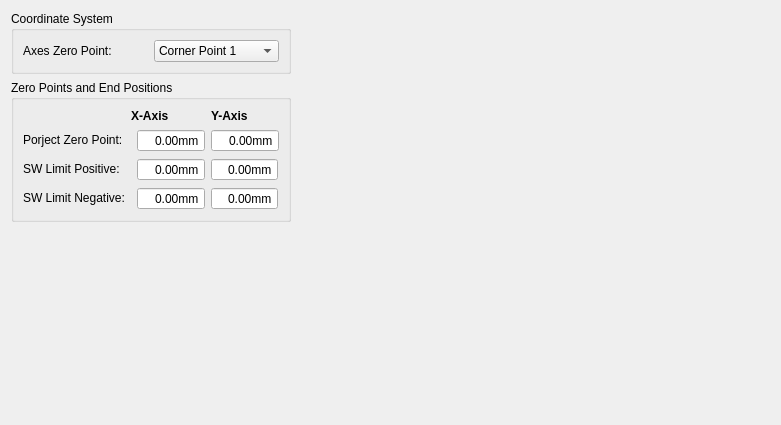
Before: the Qt Designer form source/wnd/h2measurement.ui in ww4u/mct-t4, drawn with Qt 5.
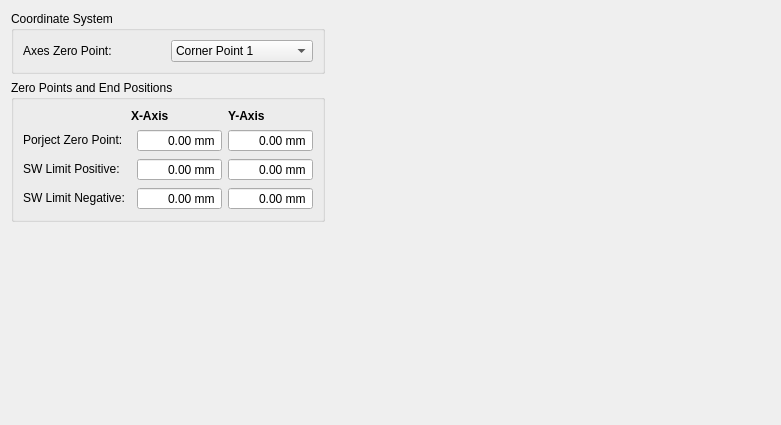
After: the same form once the commit is applied. Icons and pictures are not drawn.

Diff of the .ui file:
```diff
--- a/source/wnd/h2measurement.ui
+++ b/source/wnd/h2measurement.ui
@@ -136,10 +136,10 @@
          <bool>false</bool>
         </property>
         <property name="suffix">
-         <string>mm</string>
+         <string> mm</string>
         </property>
         <property name="maximum">
-         <double>110.000000000000000</double>
+         <double>10000.000000000000000</double>
         </property>
        </widget>
       </item>
@@ -167,10 +167,10 @@
          <bool>false</bool>
         </property>
         <property name="suffix">
-         <string>mm</string>
+         <string> mm</string>
         </property>
         <property name="maximum">
-         <double>150.000000000000000</double>
+         <double>10000.000000000000000</double>
         </property>
        </widget>
       </item>
@@ -198,10 +198,10 @@
          <bool>false</bool>
         </property>
         <property name="suffix">
-         <string>mm</string>
+         <string> mm</string>
         </property>
         <property name="maximum">
-         <double>999.000000000000000</double>
+         <double>10000.000000000000000</double>
         </property>
        </widget>
       </item>
@@ -229,10 +229,10 @@
          <bool>false</bool>
         </property>
         <property name="suffix">
-         <string>mm</string>
+         <string> mm</string>
         </property>
         <property name="maximum">
-         <double>999.000000000000000</double>
+         <double>10000.000000000000000</double>
         </property>
        </widget>
       </item>
@@ -299,10 +299,10 @@
          <bool>false</bool>
         </property>
         <property name="suffix">
-         <string>mm</string>
+         <string> mm</string>
         </property>
         <property name="maximum">
-         <double>150.000000000000000</double>
+         <double>10000.000000000000000</double>
         </property>
        </widget>
       </item>
@@ -343,10 +343,10 @@
          <bool>false</bool>
         </property>
         <property name="suffix">
-         <string>mm</string>
+         <string> mm</string>
         </property>
         <property name="maximum">
-         <double>110.000000000000000</double>
+         <double>10000.000000000000000</double>
         </property>
        </widget>
       </item>
```
